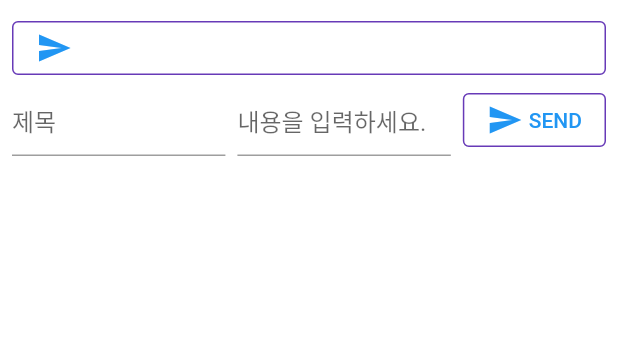
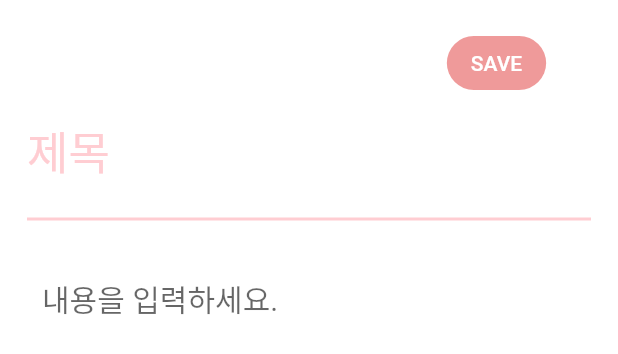
Before and after one commit to HyeunKim/tripTrip, a Flutter app: the GuestBook2 widget shown alone on an empty page, opened directly with empty values, on a phone screen of 412 x 824 dp. Shown: the top 354 px of the screen. Run offline on Flutter 3.47's test engine with Material 2 defaults, Android fonts, the phone set to English and light mode, and no system bars; our stand-ins replace cloud_firestore, firebase_auth, firebase_core, firebase_storage, google_sign_in, image_picker; missing offline and left inert: firebase_ui_auth; accounts and stored records are empty; Roboto replaces fonts that are missing (NanumGothicRegular).

Commit message:
add 부분 페이지 정리, overflow 안나게 하는 중, 아직 이미지 추가 버튼 부분 구현 못함
배고파서 일단 저장하고 먹으러 감

```diff
--- a/lib/guestBook2.dart
+++ b/lib/guestBook2.dart
@@ -1,22 +1,11 @@
-import 'home.dart';
 import 'dart:async';
-import 'package:cloud_firestore/cloud_firestore.dart';
-import 'package:cloud_firestore/cloud_firestore.dart';
 import 'package:firebase_auth/firebase_auth.dart'
     hide EmailAuthProvider, PhoneAuthProvider;
-import 'package:firebase_core/firebase_core.dart';
-import 'package:firebase_ui_auth/firebase_ui_auth.dart';
 import 'package:flutter/material.dart';
-import 'package:provider/provider.dart';
-import 'firebase_options.dart';
-// import 'src/authentication.dart';
-import 'src/widgets.dart';
-import 'package:intl/intl.dart';
 
 class GuestBook2 extends StatefulWidget {
   const GuestBook2({super.key, required this.addMessage});
   final FutureOr<void> Function(String message, String title) addMessage;
-  // final FutureOr<void> Function(String title) addTitle;
 
   @override
   _GuestBookState2 createState() => _GuestBookState2();
@@ -34,33 +23,76 @@ class _GuestBookState2 extends State<GuestBook2> {
     return Column(
       crossAxisAlignment: CrossAxisAlignment.start,
       children: [
+        // Padding(
+        //   padding: const EdgeInsets.fromLTRB(290, 0, 0, 0),
+        //   child: ElevatedButton(
+        //       style: ElevatedButton.styleFrom(
+        //         backgroundColor: const Color(0xFFffcdd2),
+        //         shape:
+        //         RoundedRectangleBorder(
+        //           borderRadius: BorderRadius.circular(18.0),
+        //         ),
+        //       ),
+        //       onPressed: () {
+        //         // 버튼을 누르면 실행될 코드 작성
+        //       },
+        //       child: const Text('SAVE')
+        //   ),
+        // ),
         Padding(
-          padding: const EdgeInsets.all(8.0),
+          padding: const EdgeInsets.all(18.0),
           child: Form(
             key: _formKey,
             child:
             Column(
               children: [
-                StyledButton(
-                  onPressed: () async {
-                    Navigator.pushNamed(context, '/camera');
-
-                  },
-                  child: Row(
-                    children: const [
-                      Icon(Icons.send),
-                      SizedBox(width: 4),
-                      // Text('SEND'),
-                    ],
+                // StyledButton(
+                //   onPressed: () async {
+                //     Navigator.pushNamed(context, '/camera');
+                //
+                //   },
+                //   child: Row(
+                //     children: const [
+                //       Icon(Icons.send),
+                //       SizedBox(width: 4),
+                //       // Text('SEND'),
+                //     ],
+                //   ),
+                // ),
+                Column(
+                  children: [
+                    Padding(
+                      padding: const EdgeInsets.fromLTRB(250, 0, 0, 0),
+                      child: ElevatedButton(
+                          style: ElevatedButton.styleFrom(
+                            elevation: 0,
+                            backgroundColor: const Color(0xFFef9a9a),
+                            shape:
+                            RoundedRectangleBorder(
+                              borderRadius: BorderRadius.circular(18.0),
                             ),
                           ),
-                Row(
-                  children: [
-                    Expanded(
-                      child: TextFormField(
+                          onPressed: () async {
+                            if (_formKey.currentState!.validate()) {
+                              await widget.addMessage(_controller_title.text, _controller.text);
+                              _controller.clear();
+                              _controller_title.clear();
+                            }
+                          },
+                          child: const Text('SAVE')
+                      ),
+                    ),
+                    TextFormField(
+                      style: const TextStyle(
+                          color: Color(0xFFffcdd2),
+                        fontSize: 30,
+                      ),
                       controller: _controller_title,
+                      cursorColor: const Color(0xFFffcdd2),
                       decoration: const InputDecoration(
-                          hintText: '제목',
+                        border: InputBorder.none,
+                        hintText:'제목',
+                        hintStyle: TextStyle(fontSize: 30.0, color: Color(0xFFffcdd2)),
                       ),
                       validator: (value) {
                         if (value == null || value.isEmpty) {
@@ -69,13 +101,44 @@ class _GuestBookState2 extends State<GuestBook2> {
                         return null;
                       },
                     ),
+                    // Expanded(
+                    //
+                    //   child: TextFormField(
+                    //     controller: _controller_title,
+                    //     decoration: const InputDecoration(
+                    //       hintText: '제목',
+                    //     ),
+                    //     validator: (value) {
+                    //       if (value == null || value.isEmpty) {
+                    //         return '제목을 입력해주세요.';
+                    //       }
+                    //       return null;
+                    //     },
+                    //   ),
+                    // ),
+                    const SizedBox(height: 8),
+                    const Divider(
+                      height: 8,
+                      thickness: 2,
+                      // indent: 8,
+                      // endIndent: 8,
+                      color: Color(0xFFffcdd2),
                     ),
-                    const SizedBox(width: 8),
-                    Expanded(
+                    const SizedBox(height: 25),
+                    SizedBox(
+                      height: 320,
+                      // width: 200,
                       child: TextFormField(
+                        keyboardType: TextInputType.multiline,
+                        maxLines: null,
+                        style: const TextStyle(
+                          fontSize: 20,
+                        ),
                         controller: _controller,
                         decoration: const InputDecoration(
+                          border: InputBorder.none,
                           hintText: '내용을 입력하세요.',
+                          contentPadding: EdgeInsets.symmetric(horizontal: 10.0),
                         ),
                         validator: (value) {
                           if (value == null || value.isEmpty) {
@@ -85,24 +148,10 @@ class _GuestBookState2 extends State<GuestBook2> {
                         },
                       ),
                     ),
+
+
                     const SizedBox(width: 8),
-                    StyledButton(
-                      onPressed: () async {
-                        if (_formKey.currentState!.validate()) {
-                          await widget.addMessage(_controller_title.text, _controller.text);
-                          _controller.clear();
-                          _controller_title.clear();
-                        }
 
-                      },
-                      child: Row(
-                        children: const [
-                          Icon(Icons.send),
-                          SizedBox(width: 4),
-                          Text('SEND'),
-                        ],
-                      ),
-                    ),
                   ],
                 ),
               ],
```
Also changed, not shown: lib/add.dart (+124 -46 lines). Lines whose indentation alone changed are shown as unchanged.
